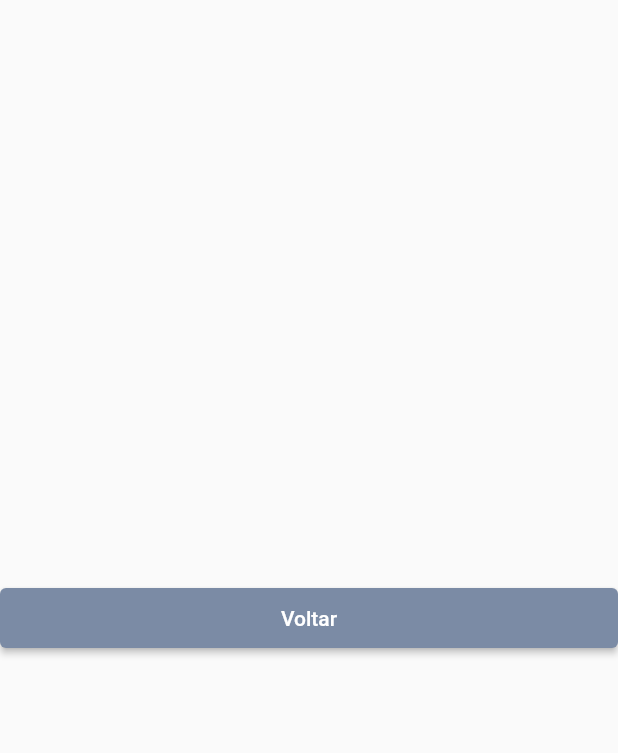
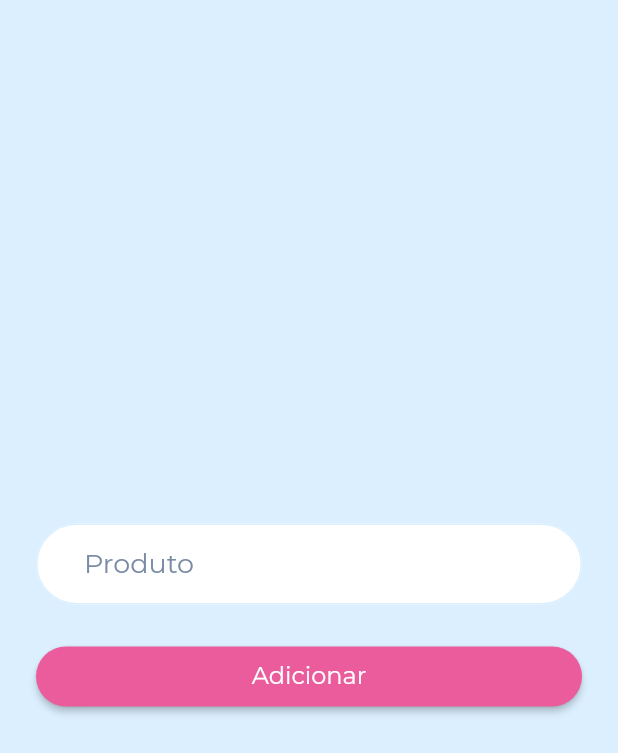
Before and after one commit to ViniciusPii/market-list-getx-flutter, a Flutter app: the screen it shows after launch, after a tap on an icon or button, on a phone screen of 412 x 824 dp. Shown: the top 753 px of the screen. Run offline on Flutter 3.47's test engine with Material 2 defaults, Android fonts, the phone set to English and light mode, and no system bars; our stand-ins replace cloud_firestore, firebase_core, flutter_slidable, font_awesome_flutter, google_fonts; accounts and stored records are empty.

Commit message:
implementação do firebase + pagina de form

```diff
--- a/lib/models/product_model.dart
+++ b/lib/models/product_model.dart
@@ -2,7 +2,7 @@ import 'package:intl/intl.dart';
 
 class ProductModel {
   ProductModel({
-    required this.id,
+    this.id = '',
     required this.productName,
     required this.price,
     required this.quantity,
--- a/lib/pages/forms/form_page.dart
+++ b/lib/pages/forms/form_page.dart
@@ -1,24 +1,94 @@
 import 'package:flutter/material.dart';
+import 'package:market_list/models/product_model.dart';
 import 'package:market_list/repositories/product_list_repository.dart';
+import 'package:market_list/theme/app_colors.dart';
+import 'package:market_list/theme/app_dimension.dart';
+import 'package:market_list/theme/app_fonts.dart';
 import 'package:provider/provider.dart';
 
-class FormPage extends StatelessWidget {
+class FormPage extends StatefulWidget {
   const FormPage({Key? key}) : super(key: key);
+
+  @override
+  _FormPageState createState() => _FormPageState();
+}
+
+class _FormPageState extends State<FormPage> {
+  final GlobalKey<FormState> _form = GlobalKey<FormState>();
 
   @override
   Widget build(BuildContext context) {
     return Scaffold(
+      backgroundColor: AppColors.celeste[200],
       body: Center(
-        child: Consumer<ProductListRepository>(
+        child: SingleChildScrollView(
+          child: Padding(
+            padding: const EdgeInsets.symmetric(
+              vertical: AppDimension.dm_16,
+              horizontal: AppDimension.dm_24,
+            ),
+            child: Form(
+              key: _form,
+              child: Column(
+                crossAxisAlignment: CrossAxisAlignment.center,
+                mainAxisAlignment: MainAxisAlignment.center,
+                children: <Widget>[
+                  TextFormField(
+                    decoration: InputDecoration(
+                      fillColor: AppColors.white,
+                      filled: true,
+                      isDense: true,
+                      contentPadding:
+                          const EdgeInsets.only(left: AppDimension.dm_32, top: AppDimension.dm_32),
+                      border: const OutlineInputBorder(),
+                      hintText: 'Produto',
+                      hintStyle: AppFonts.size_4(color: AppColors.neutral[500]),
+                      disabledBorder: OutlineInputBorder(
+                        borderRadius: BorderRadius.circular(AppDimension.dm_32),
+                        borderSide: BorderSide(color: AppColors.celeste[200]!),
+                      ),
+                      enabledBorder: OutlineInputBorder(
+                        borderRadius: BorderRadius.circular(AppDimension.dm_32),
+                        borderSide: BorderSide(color: AppColors.celeste[200]!),
+                      ),
+                      focusedBorder: OutlineInputBorder(
+                        borderRadius: BorderRadius.circular(AppDimension.dm_32),
+                        borderSide: BorderSide(color: AppColors.celeste[200]!),
+                      ),
+                    ),
+                  ),
+                  const SizedBox(height: AppDimension.dm_24),
+                  Consumer<ProductListRepository>(
                     builder: (_, ProductListRepository productListRepository, __) {
                       return ElevatedButton(
                         onPressed: () async {
-                await productListRepository.save();
-                Navigator.pushNamedAndRemoveUntil(context, '/', (Route<dynamic> route) => false);
+                          await productListRepository.save(
+                            ProductModel(
+                              productName: 'productName',
+                              price: 5,
+                              quantity: 1,
+                              fullPrice: 5,
+                              timestamp: DateTime.now(),
+                            ),
+                          );
+
+                          Navigator.pop(context);
                         },
-              child: const Text('Voltar'),
+                        child: const Text('Adicionar'),
+                        style: ElevatedButton.styleFrom(
+                          primary: AppColors.pink[400],
+                          shape: RoundedRectangleBorder(
+                            borderRadius: BorderRadius.circular(AppDimension.dm_32),
+                          ),
+                          textStyle: AppFonts.size_3(),
+                        ),
                       );
                     },
+                  )
+                ],
+              ),
+            ),
+          ),
         ),
       ),
     );
--- a/lib/pages/home/home_page.dart
+++ b/lib/pages/home/home_page.dart
@@ -20,18 +20,9 @@ class HomePage extends StatefulWidget {
 
 class _HomePageState extends State<HomePage> {
   @override
-  void initState() {
-    final ProductListRepository productListRepository = context.read();
-    productListRepository.readAll();
-    super.initState();
-  }
-
-  @override
   Widget build(BuildContext context) {
     return StatusBarComponent(
-      child: Consumer<ProductListRepository>(
-        builder: (__, ProductListRepository productListRepository, _) {
-          return Scaffold(
+      child: Scaffold(
         backgroundColor: AppColors.celeste[200],
         body: SafeArea(
           child: Padding(
@@ -39,11 +30,15 @@ class _HomePageState extends State<HomePage> {
               vertical: AppDimension.dm_16,
               horizontal: AppDimension.dm_24,
             ),
-                child: Column(
+            child: Consumer<ProductListRepository>(
+              builder: (_, ProductListRepository productListRepository, __) {
+                return Column(
                   children: <Widget>[
                     _buildHeader(),
                     _buildView(productListRepository),
                   ],
+                );
+              },
             ),
           ),
         ),
@@ -52,8 +47,6 @@ class _HomePageState extends State<HomePage> {
             Navigator.pushNamed(context, '/forms');
           },
         ),
-          );
-        },
       ),
     );
   }
@@ -170,11 +163,9 @@ class _HomePageState extends State<HomePage> {
             ),
             child: const CircleAvatar(
               radius: AppDimension.dm_32,
-              backgroundImage: NetworkImage(
-                'https://scontent.fcpq14-1.fna.fbcdn.net/v/t39.30808-6/233338025_4343486219051381_6788940961759058423_n.jpg?_nc_cat=108&ccb=1-5&_nc_sid=09cbfe&_nc_ohc=60Ia-7KSizEAX-DKwqy&_nc_ht=scontent.fcpq14-1.fna&oh=61b5b9c6b8772e756a1dd6cb520b52fa&oe=6141AB82',
+              backgroundImage: AssetImage('assets/tais.jpeg'),
             ),
           ),
-          )
         ],
       ),
     );
@@ -241,7 +232,9 @@ class _HomePageState extends State<HomePage> {
                         color: Colors.transparent,
                         icon: FontAwesomeIcons.trashAlt,
                         foregroundColor: AppColors.pink[400],
-                        onTap: () => productListRepository.remove(product),
+                        onTap: () async {
+                          await productListRepository.remove(product);
+                        },
                       ),
                     ],
                   ),
--- a/pubspec.yaml
+++ b/pubspec.yaml
@@ -52,8 +52,8 @@ flutter:
   uses-material-design: true
 
   # To add assets to your application, add an assets section, like this:
-  # assets:
-  #   - images/a_dot_burr.jpeg
+  assets:
+    - assets/tais.jpeg
   #   - images/a_dot_ham.jpeg
 
   # An image asset can refer to one or more resolution-specific "variants", see
```
Also changed, not shown: lib/repositories/product_list_repository.dart (+27 -12 lines), assets/tais.jpeg (added). Lines whose indentation alone changed are shown as unchanged.
